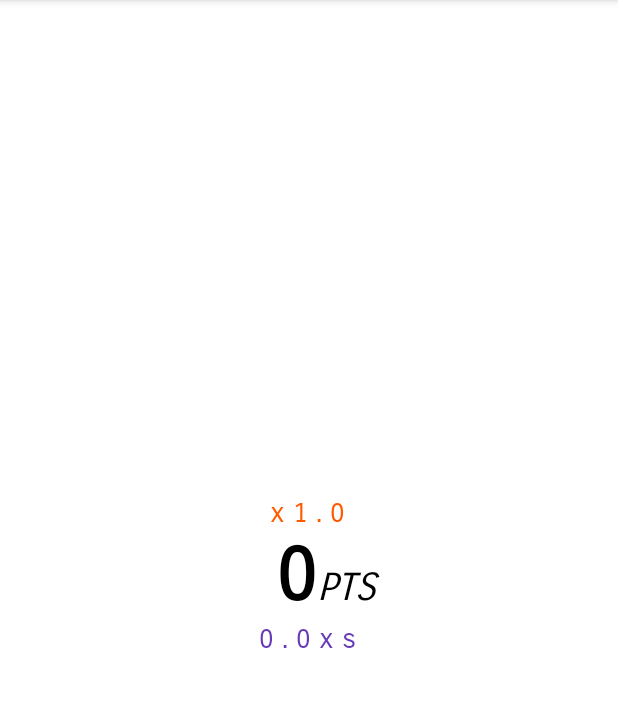
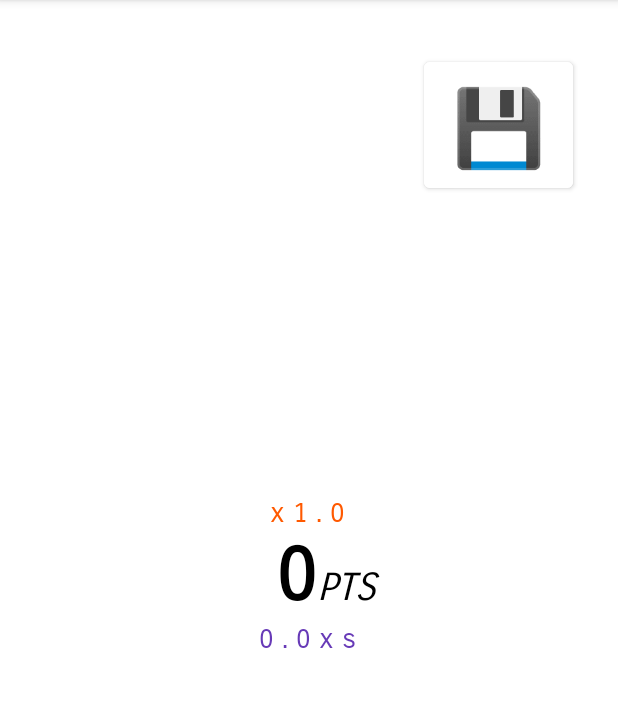
Before and after one commit to Sergio10G/DAM_2, an Android app: the Game screen opened directly, with no data from a screen before it, on a phone screen of 412 x 824 dp, the part 84-791 px from its top. Run offline under Robolectric (Android 15) with nearby library versions, the phone set to English and light mode, and no system bars.

Commit message:
30/11/2021 p3

```diff
--- a/Programación de Dispositivos Móviles y Multimedia/Proyectos/TapGame/app/src/main/java/com/example/tapgame/Game.java
+++ b/Programación de Dispositivos Móviles y Multimedia/Proyectos/TapGame/app/src/main/java/com/example/tapgame/Game.java
@@ -4,13 +4,14 @@ import androidx.appcompat.app.AppCompatActivity;
 
 import android.os.Bundle;
 import android.view.View;
+import android.widget.Button;
 import android.widget.TextView;
 
 public class Game extends AppCompatActivity {
 
-    int score;
-
+    long score;
     TextView lblScore;
+    Button btnSave;
 
     @Override
     protected void onCreate(Bundle savedInstanceState) {
@@ -20,11 +21,12 @@ public class Game extends AppCompatActivity {
         score = 0;
 
         this.lblScore = findViewById(R.id.game_lblScore);
+        this.btnSave = findViewById(R.id.game_btnSave);
     }
 
     public void screenTapped(View view) {
         score++;
 
-        lblScore.setText(Integer.toString(score));
+        lblScore.setText(Long.toString(score));
     }
 }
--- a/Programación de Dispositivos Móviles y Multimedia/Proyectos/TapGame/app/src/main/java/com/example/tapgame/Menu.java
+++ b/Programación de Dispositivos Móviles y Multimedia/Proyectos/TapGame/app/src/main/java/com/example/tapgame/Menu.java
@@ -3,12 +3,17 @@ package com.example.tapgame;
 import androidx.appcompat.app.AppCompatActivity;
 
 import android.os.Bundle;
+import android.widget.Button;
 
 public class Menu extends AppCompatActivity {
+    Button btnPlay, btnLdb;
 
     @Override
     protected void onCreate(Bundle savedInstanceState) {
         super.onCreate(savedInstanceState);
         setContentView(R.layout.activity_menu);
+
+        btnPlay = findViewById(R.id.menu_btnPlay);
+        btnLdb = findViewById(R.id.menu_btnLdb);
     }
 }
--- a/Programación de Dispositivos Móviles y Multimedia/Proyectos/TapGame/app/src/main/res/layout/activity_game.xml
+++ b/Programación de Dispositivos Móviles y Multimedia/Proyectos/TapGame/app/src/main/res/layout/activity_game.xml
@@ -8,6 +8,7 @@
     tools:context=".Game">
 
     <LinearLayout
+        android:id="@+id/linearLayout"
         android:layout_width="409dp"
         android:layout_height="wrap_content"
         android:orientation="vertical"
@@ -66,4 +67,21 @@
             android:textSize="18sp" />
     </LinearLayout>
 
+    <Button
+        android:id="@+id/game_btnSave"
+        android:layout_width="99dp"
+        android:layout_height="96dp"
+        android:layout_marginStart="282dp"
+        android:layout_marginTop="26dp"
+        android:layout_marginEnd="30dp"
+        android:layout_marginBottom="191dp"
+        android:backgroundTint="#FFFFFF"
+        android:text="💾"
+        android:textColor="#000000"
+        android:textSize="50sp"
+        app:layout_constraintBottom_toTopOf="@+id/linearLayout"
+        app:layout_constraintEnd_toEndOf="parent"
+        app:layout_constraintStart_toStartOf="parent"
+        app:layout_constraintTop_toTopOf="parent" />
+
 </androidx.constraintlayout.widget.ConstraintLayout>
```
Also changed, not shown: Programación de Dispositivos Móviles y Multimedia/Proyectos/TapGame/app/build.gradle (+4 -4 lines), Programación de Dispositivos Móviles y Multimedia/Proyectos/TapGame/app/src/main/java/com/example/tapgame/Login.java (+23 -0 lines), Programación de Dispositivos Móviles y Multimedia/Proyectos/TapGame/app/src/main/java/com/example/tapgame/MainActivity.java (+16 -4 lines), Programación de Dispositivos Móviles y Multimedia/Proyectos/TapGame/app/src/main/java/com/example/tapgame/model/Database.java (+92 -5 lines), Programación de Dispositivos Móviles y Multimedia/Proyectos/TapGame/app/src/main/java/com/example/tapgame/model/User.java (+48 -10 lines).
